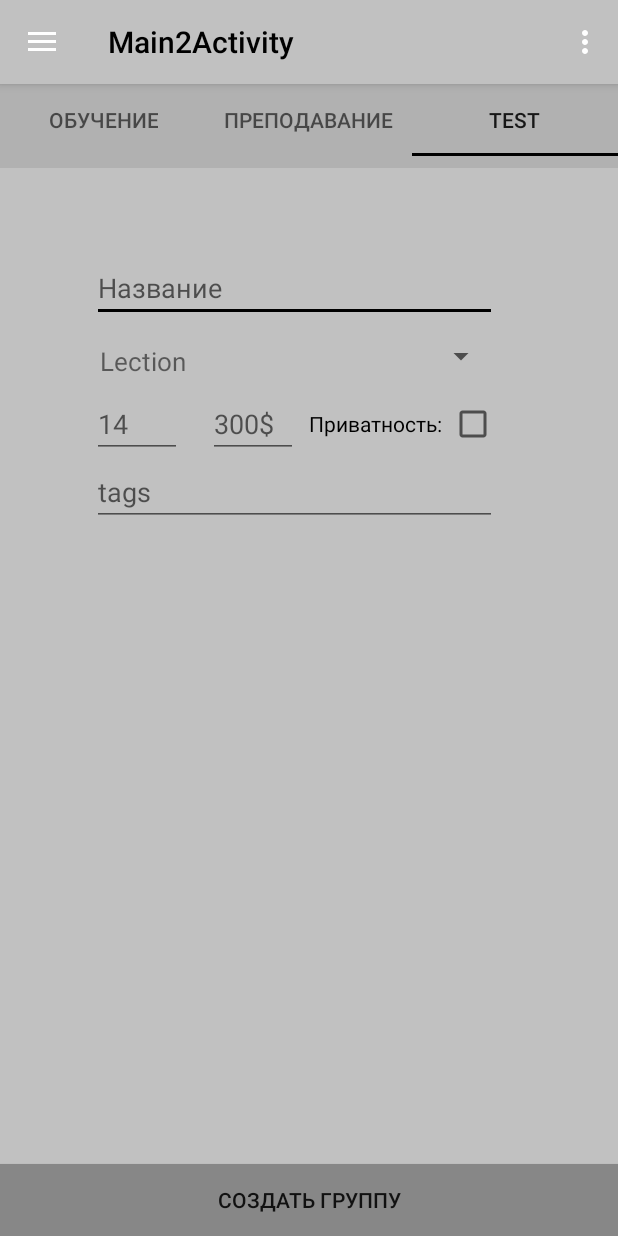
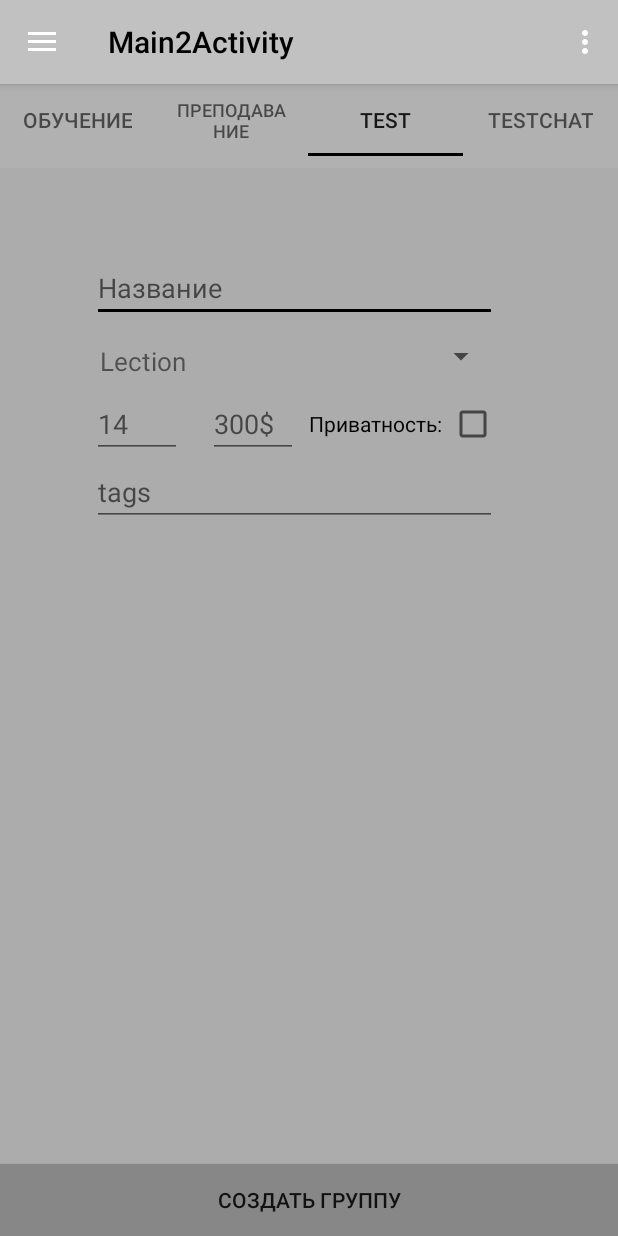
Before and after one commit to LeagueOfDevelopers/EduHub, an Android app: the screen it shows after launch (Main2Activity), tab 3 chosen, on a phone screen of 412 x 824 dp. Run offline under Robolectric (Android 15) with nearby library versions, the phone set to English and light mode, and no system bars.

Commit message:
add chat fragment

```diff
--- a/Android/EduHub/app/src/main/java/com/example/user/eduhub/Adapters/MessageAdapter.java
+++ b/Android/EduHub/app/src/main/java/com/example/user/eduhub/Adapters/MessageAdapter.java
@@ -1,33 +1,42 @@
 package com.example.user.eduhub.Adapters;
 
+import android.support.v7.widget.CardView;
 import android.support.v7.widget.RecyclerView;
 import android.view.LayoutInflater;
 import android.view.View;
 import android.view.ViewGroup;
+import android.widget.FrameLayout;
+import android.widget.RelativeLayout;
 import android.widget.TextView;
 
 import com.example.user.eduhub.Classes.Message;
+import com.example.user.eduhub.Classes.User;
 import com.example.user.eduhub.R;
 
 import java.util.ArrayList;
+
+import static android.support.annotation.Dimension.DP;
 
 /**
  * Created by User on 22.12.2017.
  */
 
-public class MessageAdapter extends RecyclerView.Adapter<MessageAdapter.GroupViewHolder>{
+public class MessageAdapter extends RecyclerView.Adapter<MessageAdapter.MessageViewHolder>{
     ArrayList<Message> messages;
-    public MessageAdapter(ArrayList<Message> messages){
+    User user;
+    public MessageAdapter(ArrayList<Message> messages,User user){
         this.messages=messages;
+        this.user=user;
     }
-    public static class GroupViewHolder extends RecyclerView.ViewHolder{
-
+    public static class MessageViewHolder extends RecyclerView.ViewHolder{
+        CardView cv;
         TextView role;
         TextView name;
         TextView time;
         TextView messageText;
-        public GroupViewHolder(View itemView) {
+        public MessageViewHolder(View itemView) {
             super(itemView);
+            cv=itemView.findViewById(R.id.card_of_message);
             role=itemView.findViewById(R.id.role);
             name=itemView.findViewById(R.id.name);
             time=itemView.findViewById(R.id.time);
@@ -37,14 +46,19 @@ public class MessageAdapter extends RecyclerView.Adapter<MessageAdapter.GroupVie
 
     }
     @Override
-    public GroupViewHolder onCreateViewHolder(ViewGroup parent, int i) {
+    public MessageViewHolder onCreateViewHolder(ViewGroup parent, int i) {
         View v = LayoutInflater.from(parent.getContext()).inflate(R.layout.message, parent, false);
-        MessageAdapter.GroupViewHolder gvh = new MessageAdapter.GroupViewHolder(v);
+        MessageAdapter.MessageViewHolder gvh = new MessageAdapter.MessageViewHolder(v);
         return gvh;
     }
 
     @Override
-    public void onBindViewHolder(MessageAdapter.GroupViewHolder groupViewHolder, int i) {
+    public void onBindViewHolder(MessageAdapter.MessageViewHolder holder, int i) {
+
+        holder.messageText.setText(messages.get(i).getTextMessage());
+        holder.name.setText(messages.get(i).getSenderName());
+        holder.role.setText(messages.get(i).getSenderRole());
+        holder.time.setText(messages.get(i).getTime().toString());
 
     }
 
--- a/Android/EduHub/app/src/main/java/com/example/user/eduhub/Classes/Message.java
+++ b/Android/EduHub/app/src/main/java/com/example/user/eduhub/Classes/Message.java
@@ -12,8 +12,24 @@ public class Message {
     private Date time;
     private String textMessage;
     private int id;
-    public Message(){
+    public Message(String senderName,String senderRole,String textMessage,Date time){
+        this.senderName=senderName;
+        this.senderRole=senderRole;
+        this.time=time;
+        this.textMessage=textMessage;
 
+    }
+    public String getSenderName(){
+        return senderName;
+    }
+    public String getSenderRole(){
+        return senderRole;
+    }
+    public String getTextMessage(){
+        return textMessage;
+    }
+    public Date getTime(){
+        return time;
     }
 
 }
--- a/Android/EduHub/app/src/main/java/com/example/user/eduhub/Classes/User.java
+++ b/Android/EduHub/app/src/main/java/com/example/user/eduhub/Classes/User.java
@@ -10,7 +10,8 @@ import java.util.Date;
 public class User {
     private String email;
     private String password;
-    private String login;
+    private String name;
+    private String role;
     private int qualification;
     private ArrayList<String> skils;
     private String description;
@@ -30,11 +31,11 @@ public class User {
     public void setPassword(String password){
         this.password=password;
     }
-    public String getLogin(){
-        return login;
+    public String getName(){
+        return name;
     }
-    public void setLogin(String login){
-        this.login=login;
+    public void setName(String name){
+        this.name = name;
     }
     public int getQualification(){
         return qualification;
@@ -67,4 +68,11 @@ public class User {
         this.sex=sex;
     }
 
+    public String getRole() {
+        return role;
+    }
+
+    public void setRole(String role) {
+        this.role = role;
+    }
 }
--- /dev/null
+++ b/Android/EduHub/app/src/main/java/com/example/user/eduhub/Fakes/FakeAcocuntActivities.java
@@ -0,0 +1,25 @@
+package com.example.user.eduhub.Fakes;
+
+import com.example.user.eduhub.Classes.User;
+import com.example.user.eduhub.Interfaces.IAccountActivities;
+
+/**
+ * Created by User on 23.12.2017.
+ */
+
+public class FakeAcocuntActivities implements IAccountActivities {
+    @Override
+    public User UserLogin(String email, String password) {
+        User user=new User();
+        user.setEmail(email);
+        user.setPassword(password);
+        user.setRole("Admin");
+        user.setName(email);
+        return user;
+    }
+
+    @Override
+    public Boolean UserRegistration(String email, String password, String name) {
+        return null;
+    }
+}
--- a/Android/EduHub/app/src/main/java/com/example/user/eduhub/Fakes/FakeGroupActivities.java
+++ b/Android/EduHub/app/src/main/java/com/example/user/eduhub/Fakes/FakeGroupActivities.java
@@ -1,7 +1,10 @@
 package com.example.user.eduhub.Fakes;
 
 import com.example.user.eduhub.Classes.Group;
+import com.example.user.eduhub.Classes.TypeOfEducation;
 import com.example.user.eduhub.Interfaces.IGroupActivities;
+
+import java.util.ArrayList;
 
 /**
  * Created by user on 21.12.2017.
@@ -12,4 +15,16 @@ public class FakeGroupActivities implements IGroupActivities {
     public boolean CreateGroup(Group group) {
         return true;
     }
+
+    @Override
+    public ArrayList<Group> loadGroups() {
+        ArrayList<Group> groups=new ArrayList<>();
+
+        ArrayList<String> a=new ArrayList<>();
+        a.add("#c#");
+        a.add("#for beginers");
+        groups.add(new Group("C# easy",8,a,25, TypeOfEducation.Lection,true));
+        groups.add(new Group("Java для чайников",8,new ArrayList<String>(),10,TypeOfEducation.Vebinar,false));
+        return groups;
+    }
 }
--- /dev/null
+++ b/Android/EduHub/app/src/main/java/com/example/user/eduhub/Fakes/FakeMessageRep.java
@@ -0,0 +1,26 @@
+package com.example.user.eduhub.Fakes;
+
+import com.example.user.eduhub.Classes.Message;
+import com.example.user.eduhub.Interfaces.IMesasgeRepository;
+
+import java.util.ArrayList;
+import java.util.Date;
+
+/**
+ * Created by User on 23.12.2017.
+ */
+
+public class FakeMessageRep implements IMesasgeRepository {
+    @Override
+    public ArrayList<Message> LoadMessages() {
+        ArrayList<Message> messages=new ArrayList<>();
+        messages.add(new Message("Ярослав","Админ","Добро пожаловать в едухаб!",new Date()));
+
+        return messages;
+    }
+
+    @Override
+    public boolean SaveNewMessage(Message newMessage) {
+return  true;
+    }
+}
--- a/Android/EduHub/app/src/main/java/com/example/user/eduhub/Fakes/FakeReguest.java
+++ b/Android/EduHub/app/src/main/java/com/example/user/eduhub/Fakes/FakeReguest.java
@@ -1,6 +1,4 @@
 package com.example.user.eduhub.Fakes;
-
-import android.widget.Toast;
 
 import com.example.user.eduhub.Classes.User;
 import com.example.user.eduhub.Fragments.LoginFragment;
@@ -52,7 +50,7 @@ public class FakeReguest implements IAccountActivities{
             User newUser=new User();
             newUser.setEmail(login);
             newUser.setPassword(password);
-            newUser.setLogin(name);
+            newUser.setName(name);
 
             LoginFragment loginFragment=new LoginFragment();
 
--- /dev/null
+++ b/Android/EduHub/app/src/main/java/com/example/user/eduhub/Fragments/Chat.java
@@ -0,0 +1,69 @@
+package com.example.user.eduhub.Fragments;
+
+import android.os.Bundle;
+import android.support.v4.app.Fragment;
+import android.support.v7.widget.LinearLayoutManager;
+import android.support.v7.widget.RecyclerView;
+import android.view.LayoutInflater;
+import android.view.View;
+import android.view.ViewGroup;
+import android.widget.EditText;
+import android.widget.ImageButton;
+
+import com.example.user.eduhub.Adapters.MessageAdapter;
+import com.example.user.eduhub.Classes.Message;
+import com.example.user.eduhub.Classes.User;
+import com.example.user.eduhub.Fakes.FakeMessageRep;
+import com.example.user.eduhub.R;
+
+import java.util.ArrayList;
+import java.util.Date;
+
+/**
+ * Created by User on 23.12.2017.
+ */
+
+public class Chat extends Fragment {
+    private User user;
+    private FakeMessageRep messageRep=new FakeMessageRep();
+    ArrayList<Message> messages=new ArrayList<>();
+    RecyclerView recyclerView;
+    public View onCreateView(LayoutInflater inflater, ViewGroup container,
+                             Bundle savedInstanceState) {
+        View v = inflater.inflate(R.layout.chat, null);
+        recyclerView=v.findViewById(R.id.recyclerView);
+        final EditText editTextMessage=v.findViewById(R.id.edit_message);
+        ImageButton btn=v.findViewById(R.id.enter_message_button);
+        recyclerView.setHasFixedSize(true);
+        LinearLayoutManager llm = new LinearLayoutManager(getActivity().getApplicationContext());
+        recyclerView.setLayoutManager(llm);
+        messages=messageRep.LoadMessages();
+        final MessageAdapter adapter=new MessageAdapter(messages,user);
+        if(messages!=null){
+        recyclerView.setAdapter(adapter);}
+
+        btn.setOnClickListener(new View.OnClickListener() {
+            @Override
+            public void onClick(View view) {
+                if(!editTextMessage.getText().toString().equals("")){
+                    Message newMessage=new Message(user.getName(),user.getRole(),editTextMessage.getText().toString(),new Date());
+                   boolean flag= messageRep.SaveNewMessage(newMessage);
+                    if(flag){
+                        messages.clear();
+                        adapter.notifyDataSetChanged();
+                        messages.addAll(messageRep.LoadMessages());
+                        messages.add(newMessage);
+                        adapter.notifyDataSetChanged();
+
+
+                    }
+                }
+            }
+        });
+        return v;
+    }
+
+    public void setUser(User user) {
+        this.user = user;
+    }
+}
--- a/Android/EduHub/app/src/main/java/com/example/user/eduhub/Interfaces/IAccountActivities.java
+++ b/Android/EduHub/app/src/main/java/com/example/user/eduhub/Interfaces/IAccountActivities.java
@@ -7,6 +7,6 @@ import com.example.user.eduhub.Classes.User;
  */
 
 public interface IAccountActivities {
-    User UserLogin(String Login,String password);
-    Boolean UserRegistration(String Login,String password,String name);
+    User UserLogin(String email,String password);
+    Boolean UserRegistration(String email,String password,String name);
 }
--- a/Android/EduHub/app/src/main/java/com/example/user/eduhub/Interfaces/IGroupActivities.java
+++ b/Android/EduHub/app/src/main/java/com/example/user/eduhub/Interfaces/IGroupActivities.java
@@ -2,6 +2,8 @@ package com.example.user.eduhub.Interfaces;
 
 import com.example.user.eduhub.Classes.Group;
 import com.example.user.eduhub.Fragments.CreateGroupFragment;
+
+import java.util.ArrayList;
 
 /**
  * Created by user on 21.12.2017.
@@ -9,4 +11,5 @@ import com.example.user.eduhub.Fragments.CreateGroupFragment;
 
 public interface IGroupActivities {
      boolean CreateGroup (Group group);
+     ArrayList<Group> loadGroups();
 }
--- /dev/null
+++ b/Android/EduHub/app/src/main/java/com/example/user/eduhub/Interfaces/IMesasgeRepository.java
@@ -0,0 +1,14 @@
+package com.example.user.eduhub.Interfaces;
+
+import com.example.user.eduhub.Classes.Message;
+
+import java.util.ArrayList;
+
+/**
+ * Created by User on 23.12.2017.
+ */
+
+public interface IMesasgeRepository {
+    ArrayList<Message> LoadMessages();
+    boolean SaveNewMessage(Message newMessage);
+}
--- a/Android/EduHub/app/src/main/java/com/example/user/eduhub/Main2Activity.java
+++ b/Android/EduHub/app/src/main/java/com/example/user/eduhub/Main2Activity.java
@@ -23,6 +23,9 @@ import com.example.user.eduhub.Adapters.GroupAdapter;
 import com.example.user.eduhub.Adapters.ViewPagerAdapter;
 import com.example.user.eduhub.Classes.Group;
 import com.example.user.eduhub.Classes.TypeOfEducation;
+import com.example.user.eduhub.Fakes.FakeAcocuntActivities;
+import com.example.user.eduhub.Fakes.FakeGroupActivities;
+import com.example.user.eduhub.Fragments.Chat;
 import com.example.user.eduhub.Fragments.CreateGroupFragment;
 import com.example.user.eduhub.Fragments.TeacherFragment;
 import com.example.user.eduhub.Fragments.UserFragment;
@@ -38,6 +41,9 @@ ViewPagerAdapter adapter;
 UserFragment userFragment;
 TeacherFragment teacherFragment;
 CreateGroupFragment createGroupFragment;
+Chat chat;
+FakeAcocuntActivities fakeAcocuntActivities=new FakeAcocuntActivities();
+FakeGroupActivities fakeGroupActivities=new FakeGroupActivities();
 Button btn;
 
     @Override
@@ -50,13 +56,16 @@ Button btn;
         teacherFragment=new TeacherFragment();
         userFragment=new UserFragment();
         createGroupFragment=new CreateGroupFragment();
-        teacherFragment.setGroups(getFakeGroups());
-        userFragment.setGroups(getFakeGroups());
+        chat=new Chat();
+        chat.setUser(fakeAcocuntActivities.UserLogin("Cаня","Lol"));
+        teacherFragment.setGroups(fakeGroupActivities.loadGroups());
+        userFragment.setGroups(fakeGroupActivities.loadGroups());
         pager=findViewById(R.id.pager);
         adapter=new ViewPagerAdapter(getSupportFragmentManager());
         adapter.addFragment(userFragment,"Обучение");
         adapter.addFragment(teacherFragment ,"Преподавание");
         adapter.addFragment(createGroupFragment ,"test");
+        adapter.addFragment(chat ,"testChat");
         pager.setAdapter(adapter);
 
         TabLayout tabLayout = (TabLayout) findViewById(R.id.tabs);
@@ -131,14 +140,5 @@ Button btn;
         drawer.closeDrawer(GravityCompat.START);
         return true;
     }
-    private ArrayList<Group> getFakeGroups(){
-        ArrayList<Group> groups=new ArrayList<>();
 
-        ArrayList<String> a=new ArrayList<>();
-        a.add("#c#");
-        a.add("#for beginers");
-        groups.add(new Group("C# easy",8,a,25, TypeOfEducation.Lection,true));
-        groups.add(new Group("Java для чайников",8,new ArrayList<String>(),10,TypeOfEducation.Vebinar,false));
-        return groups;
-    }
 }
--- a/Android/EduHub/app/src/main/res/layout/content_main2.xml
+++ b/Android/EduHub/app/src/main/res/layout/content_main2.xml
@@ -17,14 +17,14 @@
             android:id="@+id/tabs"
             android:layout_width="match_parent"
             android:layout_height="wrap_content"
-            android:background="?attr/colorPrimaryDark"
+            android:background="@color/dark_grey"
             android:minHeight="?attr/actionBarSize"
             app:tabGravity="fill"
             app:tabMode="fixed" />
 
         <android.support.v4.view.ViewPager
             android:id="@+id/pager"
-            android:background="@color/grey"
+            android:background="@color/metalic"
             android:layout_width="match_parent"
             android:layout_height="match_parent"
             android:layout_below="@id/tabs" />
--- a/Android/EduHub/app/src/main/res/layout/fragment_for_users_and_teachers.xml
+++ b/Android/EduHub/app/src/main/res/layout/fragment_for_users_and_teachers.xml
@@ -7,12 +7,14 @@
 
     <RelativeLayout
         android:layout_width="match_parent"
-        android:layout_height="match_parent">
+        android:layout_height="match_parent"
+        android:background="@color/metalic">
 
         <android.support.v7.widget.RecyclerView
             android:id="@+id/recycler"
             android:layout_width="match_parent"
             android:layout_height="match_parent"
+            android:layout_marginTop="13dp"
             android:layout_above="@+id/btn"
             android:layout_alignParentLeft="true"
             android:layout_alignParentStart="true"
--- a/Android/EduHub/app/src/main/res/layout/group_card.xml
+++ b/Android/EduHub/app/src/main/res/layout/group_card.xml
@@ -18,7 +18,6 @@
          <RelativeLayout
              android:layout_width="match_parent"
              android:layout_height="wrap_content"
-             android:layout_margin="-2dp"
              android:background="@color/grey">
 
              <TextView
--- a/Android/EduHub/app/src/main/res/values/colors.xml
+++ b/Android/EduHub/app/src/main/res/values/colors.xml
@@ -4,7 +4,8 @@
     <color name="colorPrimaryDark">#303F9F</color>
     <color name="colorAccent">#FF4081</color>
     <color name="grey">#c1c1c1</color>
-    <color name="metalic">#b1b1b1</color>
+    <color name="metalic">#acacac</color>
+    <color name="dark_grey">#b1b1b1</color>
     <color name="veryGrey">#878787</color>
     <color name="black">#000000</color>
 </resources>
```
Also changed, not shown: Android/EduHub/app/src/main/res/layout/chat.xml (+9 -3 lines), Android/EduHub/app/src/main/res/layout/message.xml (+16 -11 lines).
